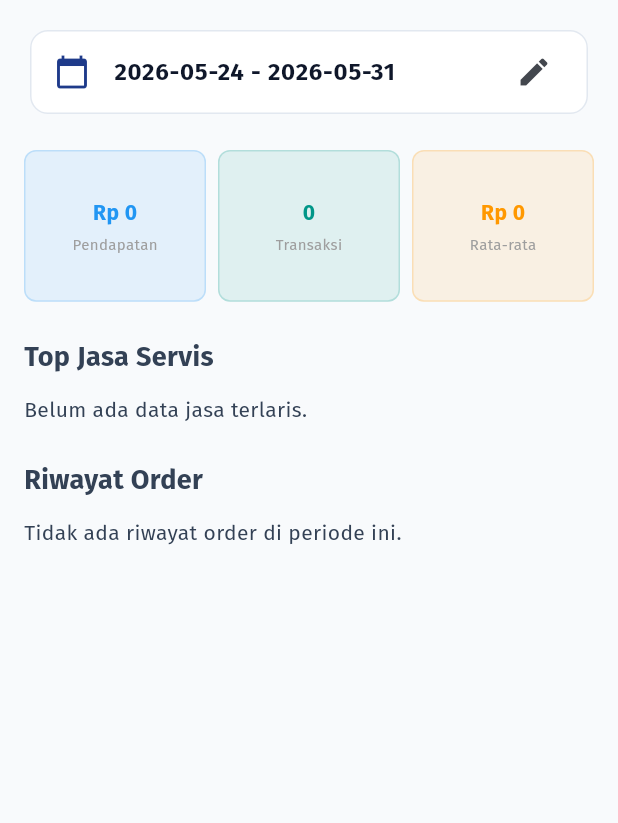
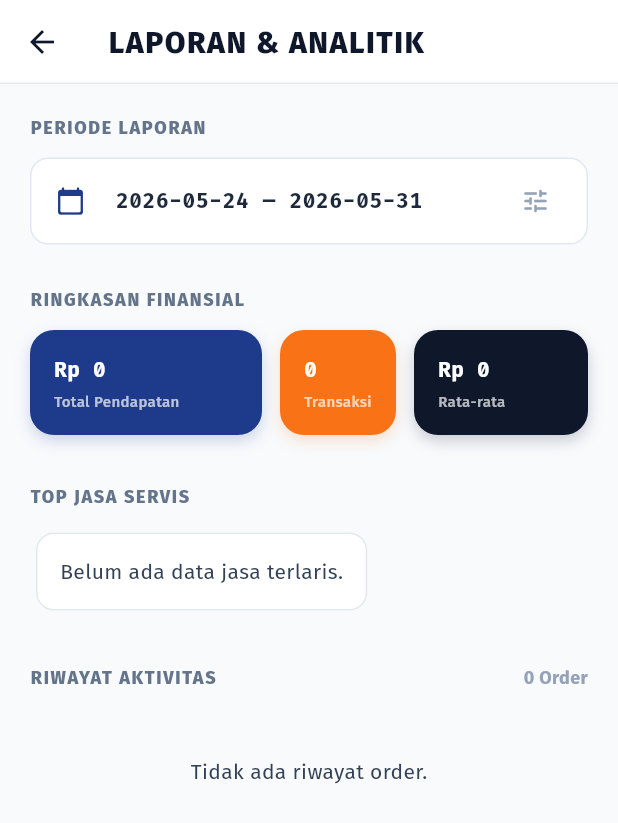
Before and after one commit to dimassfeb-09/kasku_bengkel, a Flutter app: the ReportsView screen opened directly, on a phone screen of 412 x 824 dp. Shown: the top 823 px of the screen. Run offline on Flutter 3.47's test engine with Material 3 defaults, Android fonts, the phone set to English and light mode, and no system bars; our stand-ins replace dartz, equatable, fl_chart, flutter_bloc, freezed_annotation, get_it and 2 more.

Commit message:
style: polish reports and analytics UI with industrial design and data-driven typography

```diff
--- a/lib/features/reports/presentation/pages/reports_page.dart
+++ b/lib/features/reports/presentation/pages/reports_page.dart
@@ -1,7 +1,10 @@
 import 'package:flutter/material.dart';
 import 'package:flutter_bloc/flutter_bloc.dart';
+import 'package:google_fonts/google_fonts.dart';
 import '../bloc/reports_bloc.dart';
 import '../../../../core/di/injection_container.dart';
+import '../../domain/entities/report_metrics.dart';
+import '../../../service/domain/entities/service_status.dart';
 
 class ReportsPage extends StatelessWidget {
   const ReportsPage({super.key});
@@ -29,6 +32,13 @@ class ReportsView extends StatelessWidget {
   @override
   Widget build(BuildContext context) {
     return Scaffold(
+      backgroundColor: const Color(0xFFF8FAFC),
+      appBar: AppBar(
+        title: Text(
+          'LAPORAN & ANALITIK',
+          style: GoogleFonts.firaSans(fontWeight: FontWeight.w800, letterSpacing: 1),
+        ),
+      ),
       body: BlocBuilder<ReportsBloc, ReportsState>(
         builder: (context, state) {
           if (state is ReportsLoading) {
@@ -36,27 +46,34 @@ class ReportsView extends StatelessWidget {
           } else if (state is ReportsLoaded) {
             final m = state.metrics;
             return SingleChildScrollView(
-              padding: const EdgeInsets.all(16.0),
+              padding: const EdgeInsets.all(20.0),
               child: Column(
                 crossAxisAlignment: CrossAxisAlignment.start,
                 children: [
-                  _buildDateFilter(context, state.dateRange),
-                  const SizedBox(height: 20),
+                  _buildSectionHeader('PERIODE LAPORAN'),
+                  const SizedBox(height: 12),
+                  _buildDateFilterCard(context, state.dateRange),
+                  const SizedBox(height: 28),
+                  _buildSectionHeader('RINGKASAN FINANSIAL'),
+                  const SizedBox(height: 12),
                   _buildSummaryGrid(m),
-                  const SizedBox(height: 24),
-                  const Text(
-                    'Top Jasa Servis',
-                    style: TextStyle(fontSize: 18, fontWeight: FontWeight.bold),
+                  const SizedBox(height: 32),
+                  _buildSectionHeader('TOP JASA SERVIS'),
+                  const SizedBox(height: 12),
+                  _buildTopServicesList(m.topServices),
+                  const SizedBox(height: 32),
+                  Row(
+                    mainAxisAlignment: MainAxisAlignment.spaceBetween,
+                    children: [
+                      _buildSectionHeader('RIWAYAT AKTIVITAS'),
+                      Text(
+                        '${m.filteredOrders.length} Order',
+                        style: const TextStyle(fontSize: 12, color: Color(0xFF94A3B8), fontWeight: FontWeight.bold),
+                      ),
+                    ],
                   ),
                   const SizedBox(height: 12),
-                  _buildTopServices(m.topServices),
-                  const SizedBox(height: 24),
-                  const Text(
-                    'Riwayat Order',
-                    style: TextStyle(fontSize: 18, fontWeight: FontWeight.bold),
-                  ),
-                  const SizedBox(height: 12),
-                  _buildOrderHistory(m.filteredOrders),
+                  _buildOrderHistoryList(m.filteredOrders),
                 ],
               ),
             );
@@ -69,21 +86,50 @@ class ReportsView extends StatelessWidget {
     );
   }
 
-  Widget _buildDateFilter(BuildContext context, DateTimeRange currentRange) {
-    return Card(
+  Widget _buildSectionHeader(String title) {
+    return Text(
+      title,
+      style: GoogleFonts.firaSans(
+        fontSize: 12,
+        fontWeight: FontWeight.w800,
+        color: const Color(0xFF64748B),
+        letterSpacing: 1.1,
+      ),
+    );
+  }
+
+  Widget _buildDateFilterCard(BuildContext context, DateTimeRange currentRange) {
+    return Container(
+      decoration: BoxDecoration(
+        color: Colors.white,
+        borderRadius: BorderRadius.circular(12),
+        border: Border.all(color: const Color(0xFFE2E8F0)),
+      ),
       child: ListTile(
-        leading: const Icon(Icons.calendar_today, color: Color(0xFF1E3A8A)),
+        leading: const Icon(Icons.calendar_today_rounded, color: Color(0xFF1E3A8A), size: 20),
         title: Text(
-          '${currentRange.start.toString().split(' ')[0]} - ${currentRange.end.toString().split(' ')[0]}',
-          style: const TextStyle(fontWeight: FontWeight.bold),
+          '${currentRange.start.toString().split(' ')[0]} — ${currentRange.end.toString().split(' ')[0]}',
+          style: GoogleFonts.firaCode(fontWeight: FontWeight.bold, fontSize: 14, color: const Color(0xFF1E293B)),
         ),
-        trailing: const Icon(Icons.edit),
+        trailing: const Icon(Icons.tune_rounded, size: 20, color: Color(0xFF94A3B8)),
         onTap: () async {
           final picked = await showDateRangePicker(
             context: context,
             initialDateRange: currentRange,
             firstDate: DateTime(2020),
             lastDate: DateTime.now(),
+            builder: (context, child) {
+              return Theme(
+                data: Theme.of(context).copyWith(
+                  colorScheme: const ColorScheme.light(
+                    primary: Color(0xFF1E3A8A),
+                    onPrimary: Colors.white,
+                    onSurface: Color(0xFF1E293B),
+                  ),
+                ),
+                child: child!,
+              );
+            },
           );
           if (picked != null && context.mounted) {
             context.read<ReportsBloc>().add(LoadReports(picked));
@@ -93,124 +139,139 @@ class ReportsView extends StatelessWidget {
     );
   }
 
-  Widget _buildSummaryGrid(dynamic m) {
-    return GridView.count(
-      shrinkWrap: true,
-      physics: const NeverScrollableScrollPhysics(),
-      crossAxisCount: 3,
-      crossAxisSpacing: 8,
-      childAspectRatio: 1.2,
+  Widget _buildSummaryGrid(ReportMetrics m) {
+    return Row(
       children: [
-        _MetricCard(
-          'Pendapatan',
-          'Rp ${m.revenue.toStringAsFixed(0)}',
-          Colors.blue,
+        _MetricItem(
+          label: 'Total Pendapatan',
+          value: 'Rp ${m.revenue.toStringAsFixed(0)}',
+          color: const Color(0xFF1E3A8A),
+          flex: 4,
         ),
-        _MetricCard('Transaksi', '${m.transactionCount}', Colors.teal),
-        _MetricCard(
-          'Rata-rata',
-          'Rp ${m.averageValue.toStringAsFixed(0)}',
-          Colors.orange,
+        const SizedBox(width: 12),
+        _MetricItem(
+          label: 'Transaksi',
+          value: '${m.transactionCount}',
+          color: const Color(0xFFF97316),
+          flex: 2,
+        ),
+        const SizedBox(width: 12),
+        _MetricItem(
+          label: 'Rata-rata',
+          value: 'Rp ${m.averageValue.toStringAsFixed(0)}',
+          color: const Color(0xFF0F172A),
+          flex: 3,
         ),
       ],
     );
   }
 
-  Widget _MetricCard(String label, String value, Color color) {
+  Widget _buildTopServicesList(Map<String, int> services) {
+    if (services.isEmpty) {
+      return const Card(child: Padding(padding: EdgeInsets.all(16), child: Text('Belum ada data jasa terlaris.')));
+    }
     return Container(
-      padding: const EdgeInsets.all(8),
       decoration: BoxDecoration(
-        color: color.withValues(alpha: 0.1),
-        borderRadius: BorderRadius.circular(8),
-        border: Border.all(color: color.withValues(alpha: 0.2)),
+        color: Colors.white,
+        borderRadius: BorderRadius.circular(16),
+        border: Border.all(color: const Color(0xFFE2E8F0)),
       ),
       child: Column(
-        mainAxisAlignment: MainAxisAlignment.center,
+        children: services.entries.map((e) => Column(
           children: [
-          Text(
-            value,
-            style: TextStyle(
-              color: color,
-              fontWeight: FontWeight.bold,
-              fontSize: 14,
+            ListTile(
+              dense: true,
+              title: Text(e.key, style: const TextStyle(fontWeight: FontWeight.bold, fontSize: 13)),
+              trailing: Container(
+                padding: const EdgeInsets.symmetric(horizontal: 10, vertical: 4),
+                decoration: BoxDecoration(color: const Color(0xFFF1F5F9), borderRadius: BorderRadius.circular(12)),
+                child: Text('${e.value}x', style: GoogleFonts.firaCode(color: const Color(0xFF1E3A8A), fontWeight: FontWeight.bold, fontSize: 11)),
               ),
             ),
-          const SizedBox(height: 4),
-          Text(label, style: const TextStyle(fontSize: 10, color: Colors.grey)),
+            if (e.key != services.keys.last) const Divider(height: 1, indent: 16, endIndent: 16),
           ],
+        )).toList(),
       ),
     );
   }
 
-  Widget _buildTopServices(Map<String, int> services) {
-    if (services.isEmpty) return const Text('Belum ada data jasa terlaris.');
-    return Card(
-      child: Column(
-        children: services.entries
-            .map(
-              (e) => ListTile(
-                title: Text(e.key),
-                trailing: Container(
-                  padding: const EdgeInsets.symmetric(
-                    horizontal: 12,
-                    vertical: 4,
-                  ),
-                  decoration: BoxDecoration(
-                    color: Colors.blue[50],
-                    borderRadius: BorderRadius.circular(20),
-                  ),
-                  child: Text(
-                    '${e.value}x',
-                    style: const TextStyle(
-                      color: Colors.blue,
-                      fontWeight: FontWeight.bold,
-                    ),
-                  ),
-                ),
-              ),
-            )
-            .toList(),
-      ),
-    );
+  Widget _buildOrderHistoryList(List<dynamic> orders) {
+    if (orders.isEmpty) {
+      return const Center(child: Padding(padding: EdgeInsets.all(32), child: Text('Tidak ada riwayat order.')));
     }
-
-  Widget _buildOrderHistory(List<dynamic> orders) {
-    if (orders.isEmpty)
-      return const Text('Tidak ada riwayat order di periode ini.');
     return ListView.builder(
       shrinkWrap: true,
       physics: const NeverScrollableScrollPhysics(),
       itemCount: orders.length,
       itemBuilder: (context, index) {
         final o = orders[index];
-        return Card(
-          margin: const EdgeInsets.only(bottom: 8),
+        return Container(
+          margin: const EdgeInsets.only(bottom: 12),
+          decoration: BoxDecoration(
+            color: Colors.white,
+            borderRadius: BorderRadius.circular(12),
+            border: Border.all(color: const Color(0xFFE2E8F0)),
+          ),
           child: ListTile(
-            title: Text(
-              o.vehicleInfo.plateNumber,
-              style: const TextStyle(fontWeight: FontWeight.bold),
-            ),
-            subtitle: Text(
-              '${o.vehicleInfo.ownerName} - ${o.createdAt.toString().split(' ')[0]}',
-            ),
-            trailing: _StatusBadge(o.status.name),
+            contentPadding: const EdgeInsets.symmetric(horizontal: 16, vertical: 4),
+            title: Text(o.vehicleInfo.plateNumber, style: GoogleFonts.firaCode(fontWeight: FontWeight.bold, fontSize: 14)),
+            subtitle: Text('${o.vehicleInfo.ownerName} • ${o.createdAt.toString().split(' ')[0]}', style: const TextStyle(fontSize: 12)),
+            trailing: _MiniStatusBadge(o.status),
           ),
         );
       },
     );
   }
+}
 
-  Widget _StatusBadge(String status) {
-    return Container(
-      padding: const EdgeInsets.symmetric(horizontal: 8, vertical: 2),
+class _MetricItem extends StatelessWidget {
+  final String label;
+  final String value;
+  final Color color;
+  final int flex;
+
+  const _MetricItem({required this.label, required this.value, required this.color, required this.flex});
+
+  @override
+  Widget build(BuildContext context) {
+    return Expanded(
+      flex: flex,
+      child: Container(
+        padding: const EdgeInsets.all(16),
         decoration: BoxDecoration(
-        color: Colors.grey[200],
-        borderRadius: BorderRadius.circular(4),
+          color: color,
+          borderRadius: BorderRadius.circular(16),
+          boxShadow: [BoxShadow(color: color.withValues(alpha: 0.2), blurRadius: 8, offset: const Offset(0, 4))],
         ),
-      child: Text(
-        status.toUpperCase(),
-        style: const TextStyle(fontSize: 10, color: Colors.black54),
+        child: Column(
+          crossAxisAlignment: CrossAxisAlignment.start,
+          children: [
+            Text(value, style: GoogleFonts.firaCode(color: Colors.white, fontWeight: FontWeight.bold, fontSize: 14)),
+            const SizedBox(height: 4),
+            Text(label, style: const TextStyle(color: Colors.white70, fontSize: 10, fontWeight: FontWeight.w500)),
+          ],
+        ),
       ),
     );
   }
 }
+
+class _MiniStatusBadge extends StatelessWidget {
+  final ServiceStatus status;
+  const _MiniStatusBadge(this.status);
+
+  @override
+  Widget build(BuildContext context) {
+    return Container(
+      padding: const EdgeInsets.symmetric(horizontal: 8, vertical: 2),
+      decoration: BoxDecoration(
+        color: const Color(0xFFF1F5F9),
+        borderRadius: BorderRadius.circular(4),
+      ),
+      child: Text(
+        status.name.toUpperCase(),
+        style: GoogleFonts.firaSans(fontSize: 9, fontWeight: FontWeight.w800, color: const Color(0xFF64748B)),
+      ),
+    );
+  }
+}
```
Also changed, not shown: 2 other files. Lines whose indentation alone changed are shown as unchanged.
